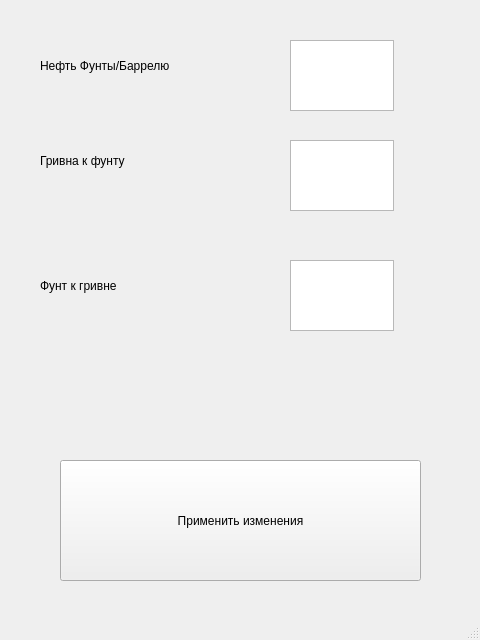
Maerodrim/GUI, file untitled.ui: the form before one commit.
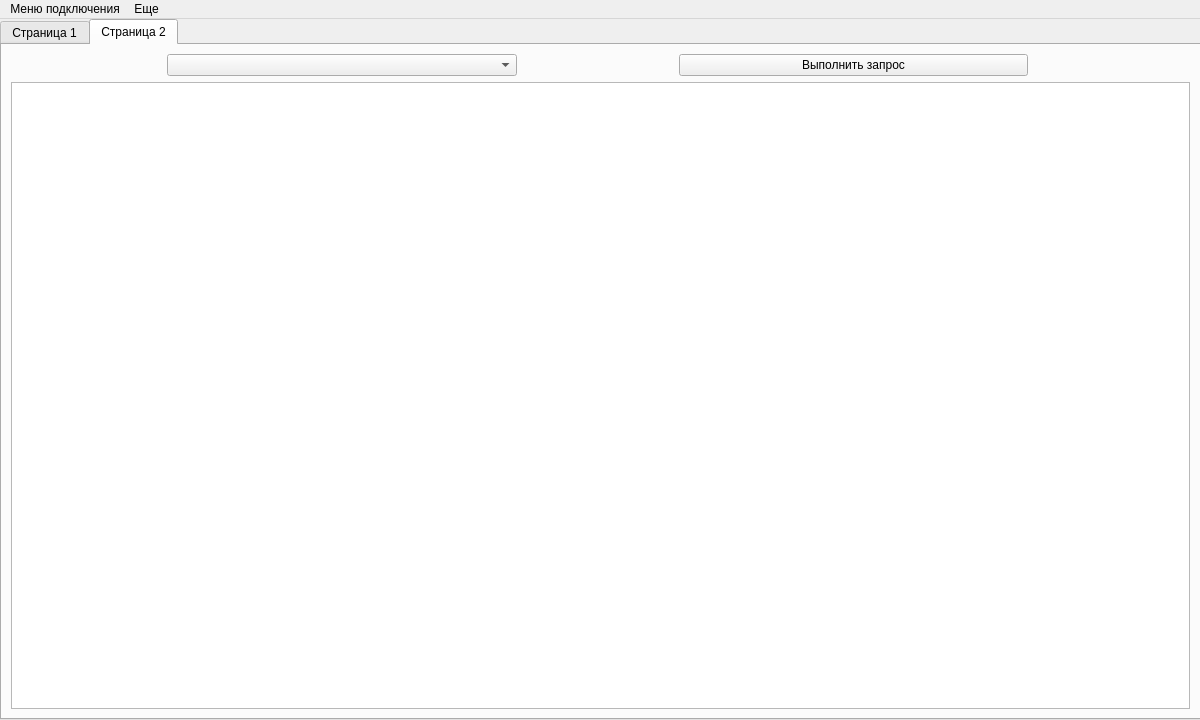
The form after the commit.

Patch:
```diff
--- a/untitled.ui
+++ b/untitled.ui
@@ -6,95 +6,117 @@
    <rect>
     <x>0</x>
     <y>0</y>
-    <width>480</width>
-    <height>640</height>
+    <width>1200</width>
+    <height>720</height>
    </rect>
   </property>
   <property name="windowTitle">
    <string>MainWindow</string>
   </property>
   <widget class="QWidget" name="centralwidget">
-   <widget class="QLabel" name="label">
+   <widget class="QTabWidget" name="tabWidget">
     <property name="geometry">
      <rect>
-      <x>40</x>
-      <y>40</y>
-      <width>191</width>
-      <height>51</height>
+      <x>0</x>
+      <y>0</y>
+      <width>1201</width>
+      <height>701</height>
      </rect>
     </property>
-    <property name="text">
-     <string>Нефть Фунты/Баррелю</string>
+    <property name="currentIndex">
+     <number>1</number>
     </property>
-   </widget>
-   <widget class="QLabel" name="label_2">
-    <property name="geometry">
-     <rect>
-      <x>40</x>
-      <y>130</y>
-      <width>191</width>
-      <height>61</height>
-     </rect>
-    </property>
-    <property name="text">
-     <string>Гривна к фунту</string>
-    </property>
-   </widget>
-   <widget class="QLabel" name="label_3">
-    <property name="geometry">
-     <rect>
-      <x>40</x>
-      <y>250</y>
-      <width>191</width>
-      <height>71</height>
-     </rect>
-    </property>
-    <property name="text">
-     <string>Фунт к гривне</string>
-    </property>
-   </widget>
-   <widget class="QPushButton" name="pushButton">
-    <property name="geometry">
-     <rect>
-      <x>60</x>
-      <y>460</y>
-      <width>361</width>
-      <height>121</height>
-     </rect>
-    </property>
-    <property name="text">
-     <string>Применить изменения</string>
-    </property>
-   </widget>
-   <widget class="QTextEdit" name="textEdit">
-    <property name="geometry">
-     <rect>
-      <x>290</x>
-      <y>40</y>
-      <width>104</width>
-      <height>71</height>
-     </rect>
-    </property>
-   </widget>
-   <widget class="QTextEdit" name="textEdit_2">
-    <property name="geometry">
-     <rect>
-      <x>290</x>
-      <y>140</y>
-      <width>104</width>
-      <height>71</height>
-     </rect>
-    </property>
-   </widget>
-   <widget class="QTextEdit" name="textEdit_3">
-    <property name="geometry">
-     <rect>
-      <x>290</x>
-      <y>260</y>
-      <width>104</width>
-      <height>71</height>
-     </rect>
-    </property>
+    <widget class="QWidget" name="tab">
+     <attribute name="title">
+      <string>Страница 1</string>
+     </attribute>
+     <layout class="QGridLayout" name="gridLayout">
+      <item row="0" column="0">
+       <widget class="QTableWidget" name="tableWidget"/>
+      </item>
+     </layout>
+    </widget>
+    <widget class="QWidget" name="tab_2">
+     <attribute name="title">
+      <string>Страница 2</string>
+     </attribute>
+     <layout class="QGridLayout" name="gridLayout_3">
+      <item row="1" column="2">
+       <spacer name="horizontalSpacer">
+        <property name="orientation">
+         <enum>Qt::Horizontal</enum>
+        </property>
+        <property name="sizeType">
+         <enum>QSizePolicy::Fixed</enum>
+        </property>
+        <property name="sizeHint" stdset="0">
+         <size>
+          <width>150</width>
+          <height>20</height>
+         </size>
+        </property>
+       </spacer>
+      </item>
+      <item row="1" column="4">
+       <spacer name="horizontalSpacer_2">
+        <property name="orientation">
+         <enum>Qt::Horizontal</enum>
+        </property>
+        <property name="sizeType">
+         <enum>QSizePolicy::Fixed</enum>
+        </property>
+        <property name="sizeHint" stdset="0">
+         <size>
+          <width>150</width>
+          <height>20</height>
+         </size>
+        </property>
+       </spacer>
+      </item>
+      <item row="1" column="1">
+       <widget class="QComboBox" name="comboBox">
+        <property name="sizePolicy">
+         <sizepolicy hsizetype="Expanding" vsizetype="Fixed">
+          <horstretch>0</horstretch>
+          <verstretch>0</verstretch>
+         </sizepolicy>
+        </property>
+       </widget>
+      </item>
+      <item row="1" column="3">
+       <widget class="QPushButton" name="pushButton">
+        <property name="sizePolicy">
+         <sizepolicy hsizetype="Expanding" vsizetype="Fixed">
+          <horstretch>0</horstretch>
+          <verstretch>0</verstretch>
+         </sizepolicy>
+        </property>
+        <property name="text">
+         <string>Выполнить запрос</string>
+        </property>
+       </widget>
+      </item>
+      <item row="1" column="0">
+       <spacer name="horizontalSpacer_3">
+        <property name="orientation">
+         <enum>Qt::Horizontal</enum>
+        </property>
+        <property name="sizeType">
+         <enum>QSizePolicy::Fixed</enum>
+        </property>
+        <property name="sizeHint" stdset="0">
+         <size>
+          <width>150</width>
+          <height>20</height>
+         </size>
+        </property>
+       </spacer>
+      </item>
+      <item row="2" column="0" colspan="6">
+       <widget class="QTableWidget" name="tableWidget_2"/>
+      </item>
+     </layout>
+    </widget>
    </widget>
   </widget>
   <widget class="QMenuBar" name="menubar">
@@ -102,12 +124,53 @@
     <rect>
      <x>0</x>
      <y>0</y>
-     <width>480</width>
-     <height>22</height>
+     <width>1200</width>
+     <height>21</height>
     </rect>
    </property>
+   <widget class="QMenu" name="menuMenu">
+    <property name="title">
+     <string>Меню подключения</string>
+    </property>
+    <addaction name="actionOpen_connection"/>
+    <addaction name="actionClose_connection"/>
+    <addaction name="actionExit_2"/>
+   </widget>
+   <widget class="QMenu" name="menuAbout">
+    <property name="title">
+     <string>Еще</string>
+    </property>
+    <addaction name="actionHelp"/>
+    <addaction name="actionAbout"/>
+   </widget>
+   <addaction name="menuMenu"/>
+   <addaction name="menuAbout"/>
   </widget>
-  <widget class="QStatusBar" name="statusbar"/>
+  <action name="actionOpen_connection">
+   <property name="text">
+    <string>Открыть соединение</string>
+   </property>
+  </action>
+  <action name="actionClose_connection">
+   <property name="text">
+    <string>Закрыть соединение</string>
+   </property>
+  </action>
+  <action name="actionHelp">
+   <property name="text">
+    <string>Помощь</string>
+   </property>
+  </action>
+  <action name="actionAbout">
+   <property name="text">
+    <string>О программе</string>
+   </property>
+  </action>
+  <action name="actionExit_2">
+   <property name="text">
+    <string>Выход</string>
+   </property>
+  </action>
  </widget>
  <resources/>
  <connections/>
```
Left out of the diff: 4 changed lines with no effect on the pictures.
